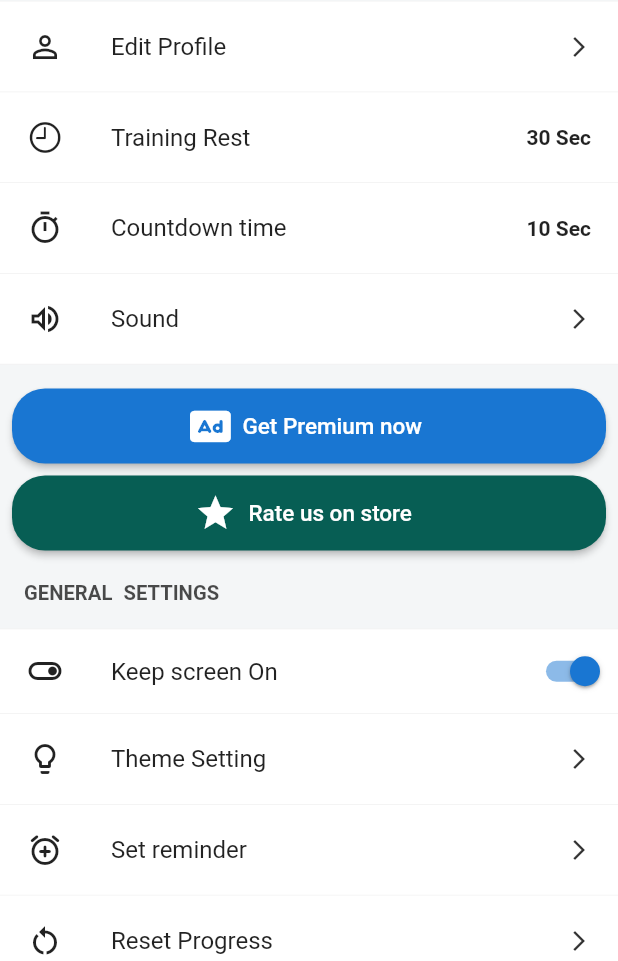
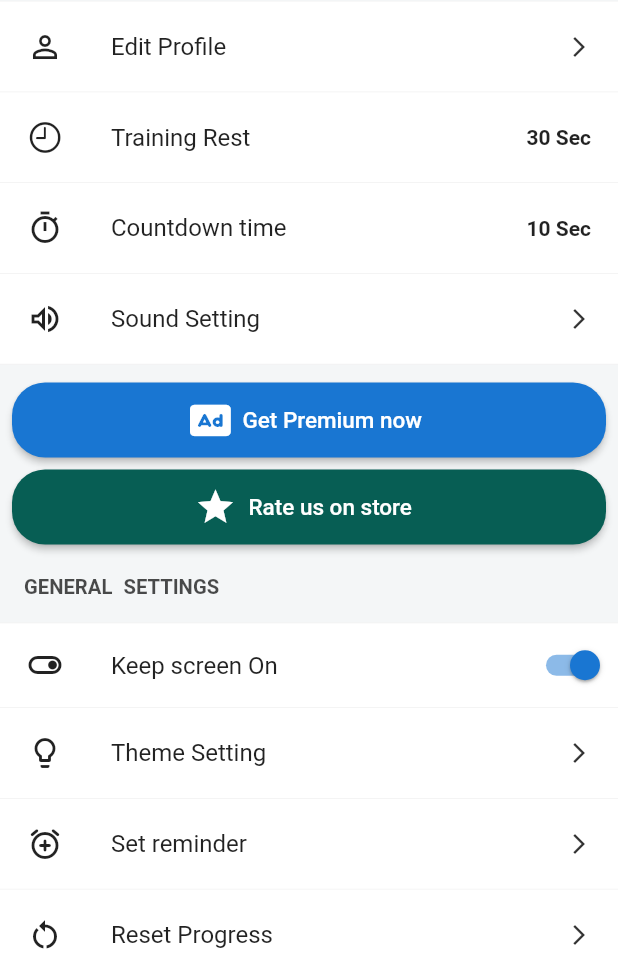
Before and after one commit to gaoypChina/home_workout_app, a Flutter app: the SettingPage screen opened directly with empty values, on a phone screen of 412 x 824 dp, the part 275-1236 px from its top. Run offline on Flutter 3.47's test engine with Material 2 defaults, Android fonts, the light colour scheme and no system bars; our stand-ins replace adaptive_theme, awesome_dialog, carousel_slider, cloud_firestore, confetti, connectivity_plus and 38 more; missing offline and left inert: android_intent_plus, audiofileplayer, dashed_circle, day_night_time_picker, flutter_email_sender, metadata_fetch and 3 more; accounts and stored records are empty.

Commit message:
project updated

```diff
--- a/lib/constants/constant.dart
+++ b/lib/constants/constant.dart
@@ -14,7 +14,7 @@ class Constants {
 
   // ToDo: Update version number
 
-  String versionNumber = "2.0.1";
+  String versionNumber = "2.0.2";
 
   TextStyle titleStyle =
       TextStyle(fontWeight: FontWeight.w500, fontSize: 16, letterSpacing: 1.2);
--- a/lib/helper/weight_db_helper.dart
+++ b/lib/helper/weight_db_helper.dart
@@ -178,7 +178,6 @@ class WeightDatabaseHelper {
 
   Future close() async {
     var dbClient = await db;
-
     return dbClient.close();
   }
 }
--- a/lib/pages/main/home_page/leading_widget.dart
+++ b/lib/pages/main/home_page/leading_widget.dart
@@ -1,13 +1,12 @@
 import 'package:flutter/cupertino.dart';
 import 'package:flutter/material.dart';
-import 'package:full_workout/helper/mediaHelper.dart';
 import 'package:provider/provider.dart';
-import '../../../constants/constant.dart';
 import '../../../pages/main/report_page/workout_report/workout_detail_report.dart';
 import '../../../pages/main/setting_page/reminder_screen.dart';
 import '../../../provider/subscription_provider.dart';
-import '../../../widgets/prime_button.dart';
 import '../../subscription_page/subscription_page.dart';
+
+
 
 List<Widget> getLeading(BuildContext context) {
   bool isDark = Theme.of(context).textTheme.bodyText1!.color == Colors.white;
@@ -41,6 +40,7 @@ List<Widget> getLeading(BuildContext context) {
     ),
       );
   }
+
 
 
   buildUserAvatar() {
--- a/lib/pages/main/setting_page/setting_screen.dart
+++ b/lib/pages/main/setting_page/setting_screen.dart
@@ -31,6 +31,7 @@ import '../../../widgets/dialogs/connectivity_error_dialog.dart';
 import '../../../widgets/loading_indicator.dart';
 import '../../rate_my_app/rate_dialog_page.dart';
 import '../../rate_my_app/rate_my_app.dart';
+import '../../store/store_page.dart';
 import '../../subscription_page/subscribed_page.dart';
 import 'backup_data_page.dart';
 import 'delete_account.dart';
@@ -126,7 +127,7 @@ class _SettingPageState extends State<SettingPage>
 
     buildPrimeButton() {
       return Padding(
-        padding: const EdgeInsets.only(left: 8.0, right: 8, bottom: 0, top: 16),
+        padding: const EdgeInsets.only(left: 8.0, right: 8, bottom: 0),
         child: ElevatedButton.icon(
           icon: FaIcon(FontAwesomeIcons.rectangleAd),
           onPressed: () async {
@@ -355,17 +356,28 @@ class _SettingPageState extends State<SettingPage>
                                 ),
                                 getDivider(),
                                 CustomTile(
-                                  title: "Sound",
+                                  title: "Sound Setting",
                                   trailing: trailingIcon,
                                   icon: Icons.volume_up_outlined,
                                   onPress: () => Navigator.of(context)
                                       .pushNamed(SoundSetting.routeName),
                                 ),
                                 getDivider(),
+                                // CustomTile(
+                                //   title: "Visit Store",
+                                //   trailing: trailingIcon,
+                                //   icon: Icons.shopping_bag_outlined,
+                                //   onPress: () => Navigator.of(context).push(
+                                //       MaterialPageRoute(builder: (builder) {
+                                //     return StorePage();
+                                //   })),
+                                // ),
+                                // getDivider(),
                               ],
                             ),
                           ),
-                          if (!subscriptionProvider.isProUser)
+                      SizedBox(height: 12,),
+                      if (!subscriptionProvider.isProUser)
                             buildPrimeButton(),
                           buildRateButton(),
                           getTitle("General Settings"),
```
Also changed, not shown: lib/pages/store/store_page.dart (added, +64 -0 lines), pubspec.yaml (+8 -4 lines), lib/generated/assets.dart (added), pubspec.lock, 2 other files.
